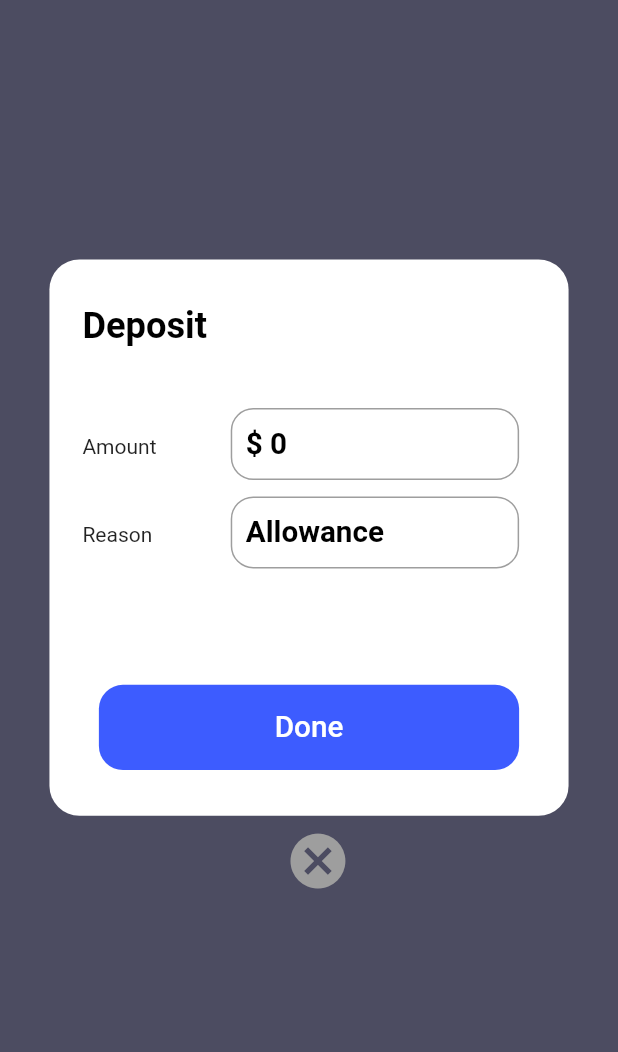
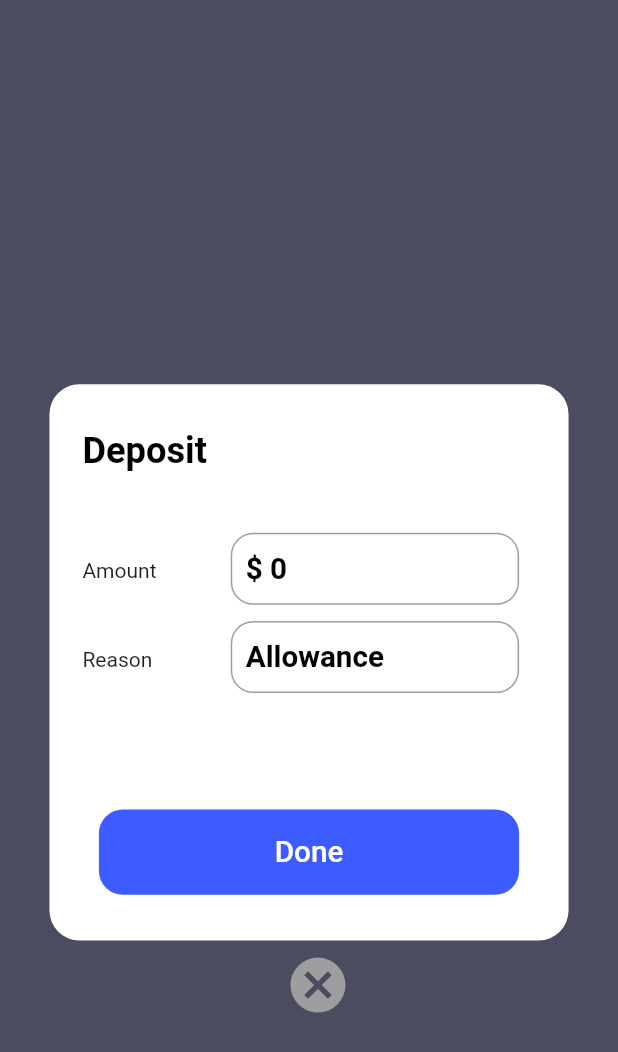
Before and after one commit to umar-101/kidBanking, a Flutter app: the DepositScreen screen opened by its route, on a phone screen of 412 x 824 dp. Shown: the top 1052 px of the screen. Run offline on Flutter 3.47's test engine with Material 2 defaults, Android fonts, the phone set to English and light mode, and no system bars; our stand-ins replace flutter_svg, percent_indicator; Roboto replaces fonts that are missing (Muli).

Commit message:
UI changes

```diff
--- a/lib/main.dart
+++ b/lib/main.dart
@@ -1,7 +1,12 @@
 import 'package:flutter/material.dart';
 import 'package:kidbanking/routes.dart';
+import 'package:kidbanking/screens/add_Kid/add_kid.dart';
+import 'package:kidbanking/screens/deposit/deposit.dart';
+import 'package:kidbanking/screens/goal/goal.dart';
+import 'package:kidbanking/screens/kid_wallet/kid_wallet.dart';
 
 import 'package:kidbanking/screens/splash/splash_screen.dart';
+import 'package:kidbanking/screens/withdraw/withdraw.dart';
 
 import 'package:kidbanking/theme.dart';
 
--- a/lib/routes.dart
+++ b/lib/routes.dart
@@ -1,5 +1,6 @@
 import 'package:flutter/widgets.dart';
 import 'package:kidbanking/screens/add_Kid/add_kid.dart';
+import 'package:kidbanking/screens/add_goal/add_goal.dart';
 import 'package:kidbanking/screens/all_transaction/all_transaction.dart';
 import 'package:kidbanking/screens/deposit/deposit.dart';
 import 'package:kidbanking/screens/goal/goal.dart';
@@ -23,6 +24,7 @@ final Map<String, WidgetBuilder> routes = {
   AddKidScreen.routeName: (context) => const AddKidScreen(),
   WithDrawScreen.routeName: (context) => const WithDrawScreen(),
   DepositScreen.routeName: (context) => const DepositScreen(),
+  AddGoalScreen.routeName: (context) => const AddGoalScreen(),
   GoalScreen.routeName: (context) => const GoalScreen(),
   AllTransactionScreen.routeName: (context) => const AllTransactionScreen(),
 };
--- a/lib/screens/add_Kid/add_kid.dart
+++ b/lib/screens/add_Kid/add_kid.dart
@@ -11,8 +11,9 @@ class AddKidScreen extends StatelessWidget {
   Widget build(BuildContext context) {
     SizeConfig().init(context);
     return const Scaffold(
+      resizeToAvoidBottomInset: false,
       backgroundColor: Color(0xFF4C4C61),
-      body: SingleChildScrollView(child: Body()),
+      body: Body(),
     );
   }
 }
--- a/lib/screens/add_Kid/components/body.dart
+++ b/lib/screens/add_Kid/components/body.dart
@@ -12,6 +12,7 @@ class Body extends StatelessWidget {
     return Padding(
       padding: EdgeInsets.all(getProportionateScreenWidth(20)),
       child: Column(
+        mainAxisAlignment: MainAxisAlignment.center,
         children: [
           Container(
             width: SizeConfig.screenWidth,
--- a/lib/screens/deposit/components/body.dart
+++ b/lib/screens/deposit/components/body.dart
@@ -10,8 +10,13 @@ class Body extends StatelessWidget {
   @override
   Widget build(BuildContext context) {
     return Padding(
-      padding: EdgeInsets.all(getProportionateScreenWidth(30)),
+      padding: EdgeInsets.only(
+        right: getProportionateScreenWidth(30),
+        left: getProportionateScreenWidth(30),
+        bottom: getProportionateScreenWidth(30),
+      ),
       child: Column(
+        mainAxisAlignment: MainAxisAlignment.center,
         children: [
           SizedBox(height: SizeConfig.screenHeight * 0.17),
           Container(
--- a/lib/screens/deposit/deposit.dart
+++ b/lib/screens/deposit/deposit.dart
@@ -12,7 +12,7 @@ class DepositScreen extends StatelessWidget {
     SizeConfig().init(context);
     return const Scaffold(
       backgroundColor: Color(0xFF4C4C61),
-      body: SingleChildScrollView(child: Body()),
+      body: Body(),
     );
   }
 }
--- a/lib/screens/goal/goal.dart
+++ b/lib/screens/goal/goal.dart
@@ -1,6 +1,7 @@
 import 'package:flutter/material.dart';
 import 'package:kidbanking/constants.dart';
 import 'package:kidbanking/models/goal.dart';
+import 'package:kidbanking/screens/add_goal/add_goal.dart';
 import 'package:kidbanking/screens/goal/components/body.dart';
 import 'package:kidbanking/screens/kid_wallet/kid_wallet.dart';
 
@@ -31,7 +32,9 @@ class GoalScreen extends StatelessWidget {
         ),
         actions: [
           IconButton(
-            onPressed: () {},
+            onPressed: () {
+              Navigator.pushNamed(context, AddGoalScreen.routeName);
+            },
             icon: const Icon(Icons.add),
             color: kPrimaryColor,
           ),
--- a/lib/screens/home/components/top_stack.dart
+++ b/lib/screens/home/components/top_stack.dart
@@ -13,7 +13,7 @@ class TopStackContainer extends StatelessWidget {
     return Stack(
       children: [
         Container(
-          height: SizeConfig.screenHeight * 0.35,
+          height: SizeConfig.screenHeight * 0.33,
           color: Colors.white,
         ),
         Container(
@@ -23,7 +23,7 @@ class TopStackContainer extends StatelessWidget {
             padding: EdgeInsets.only(
                 left: getProportionateScreenWidth(25),
                 right: getProportionateScreenWidth(25),
-                bottom: getProportionateScreenHeight(55)),
+                bottom: getProportionateScreenHeight(30)),
             child: Row(
               children: [
                 Text(
--- a/lib/screens/withdraw/withdraw.dart
+++ b/lib/screens/withdraw/withdraw.dart
@@ -12,7 +12,7 @@ class WithDrawScreen extends StatelessWidget {
     SizeConfig().init(context);
     return const Scaffold(
       backgroundColor: Color(0xFF4C4C61),
-      body: SingleChildScrollView(child: Body()),
+      body: Body(),
     );
   }
 }
```
Also changed, not shown: lib/screens/home/components/body.dart (+15 -7 lines), lib/screens/kid_wallet/components/body.dart (+9 -3 lines), lib/screens/splash/splash_screen.dart (+15 -1 lines), lib/screens/withdraw/components/body.dart (+6 -1 lines).
